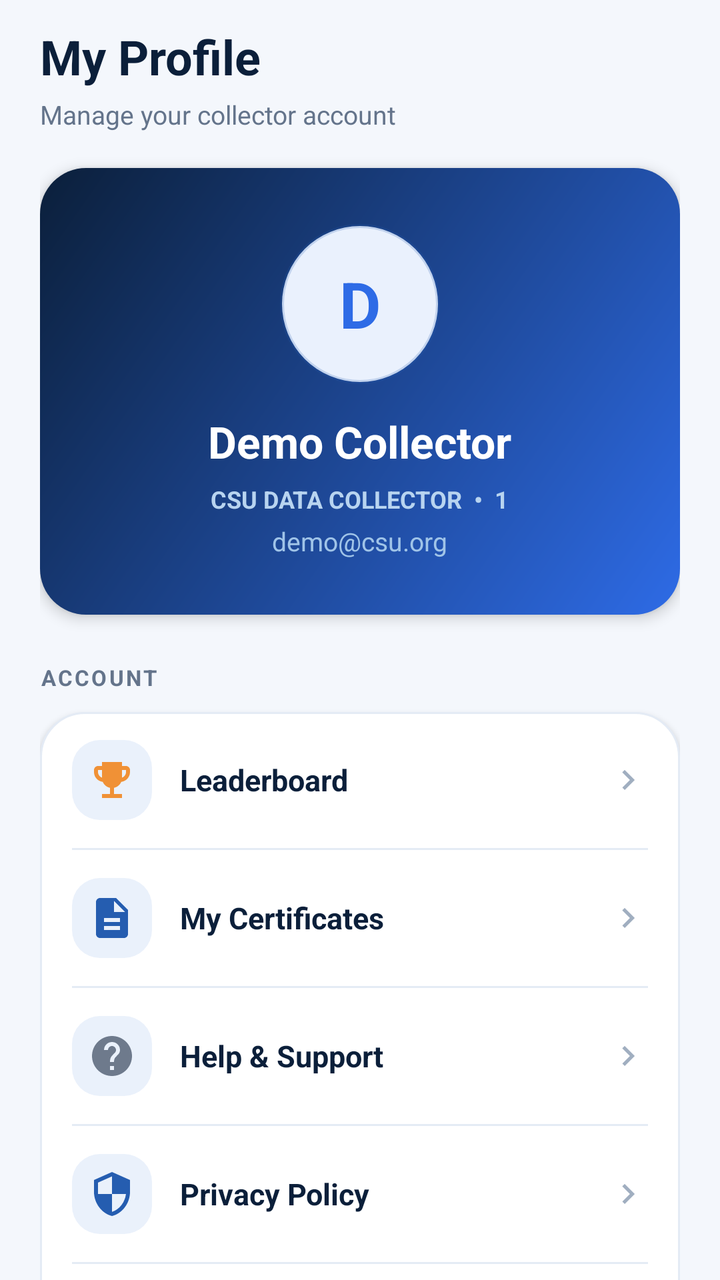
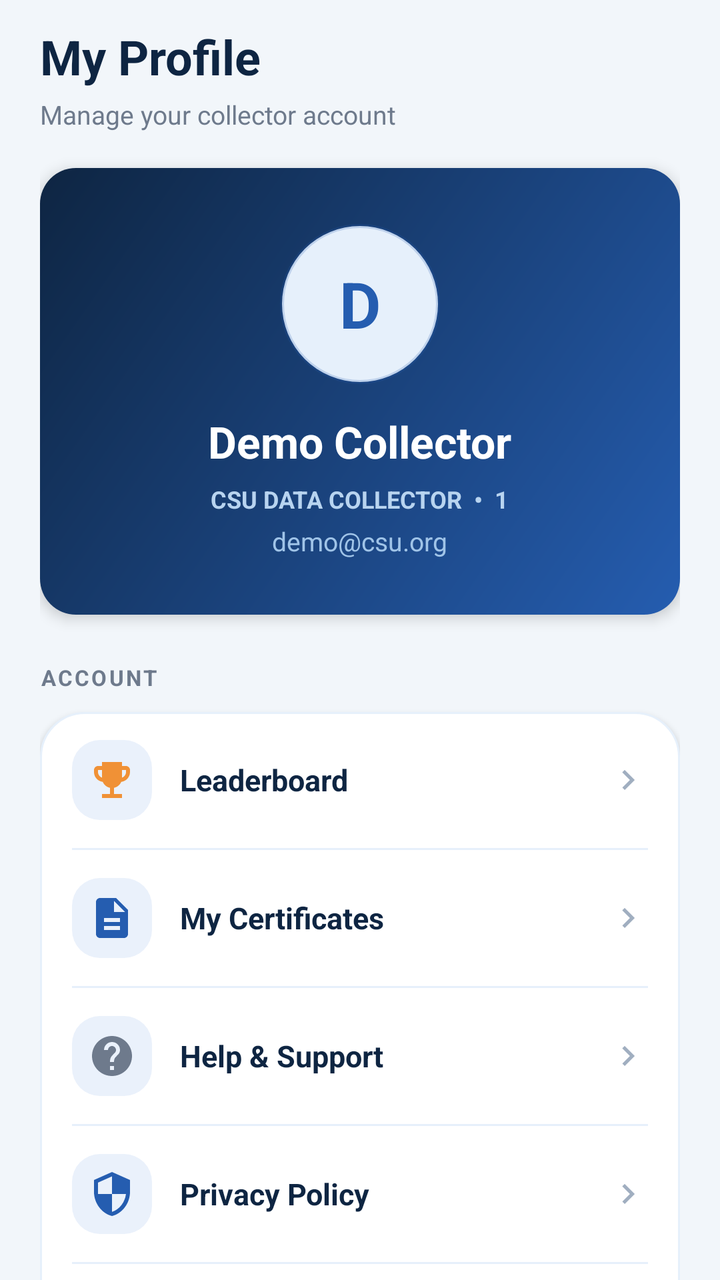

The first picture is an Android layout as it rendered before a commit; the second is the same layout after the commit. The layout source and the unified diff follow.
<!-- AndroidManifest.xml: application theme Theme.CSUCensus -->
<!-- res/layout/fragment_profile.xml -->
<?xml version="1.0" encoding="utf-8"?>
<ScrollView
    xmlns:android="http://schemas.android.com/apk/res/android"
    xmlns:app="http://schemas.android.com/apk/res-auto"
    android:layout_width="match_parent"
    android:layout_height="match_parent"
    android:background="@color/background"
    android:scrollbars="none">

    <LinearLayout
        android:layout_width="match_parent"
        android:layout_height="wrap_content"
        android:orientation="vertical"
        android:paddingHorizontal="20dp"
        android:paddingTop="12dp"
        android:paddingBottom="32dp">

        <TextView
            android:layout_width="wrap_content"
            android:layout_height="wrap_content"
            android:text="My Profile"
            android:textSize="24sp"
            android:textStyle="bold"
            android:textColor="@color/navy" />

        <TextView
            android:layout_width="wrap_content"
            android:layout_height="wrap_content"
            android:text="Manage your collector account"
            android:textSize="13sp"
            android:textColor="@color/muted"
            android:layout_marginTop="4dp" />

        <LinearLayout
            android:layout_width="match_parent"
            android:layout_height="wrap_content"
            android:orientation="vertical"
            android:gravity="center"
            android:background="@drawable/bg_progress_card"
            android:padding="28dp"
            android:layout_marginTop="18dp"
            android:elevation="4dp">

            <TextView
                android:id="@+id/tvProfileAvatar"
                android:layout_width="80dp"
                android:layout_height="80dp"
                android:gravity="center"
                android:text="D"
                android:textColor="@color/blue"
                android:textSize="32sp"
                android:textStyle="bold"
                android:background="@drawable/bg_avatar" />

            <TextView
                android:id="@+id/tvProfileName"
                android:layout_width="wrap_content"
                android:layout_height="wrap_content"
                android:text="Demo Collector"
                android:textSize="22sp"
                android:textStyle="bold"
                android:textColor="@color/white"
                android:layout_marginTop="14dp" />

            <TextView
                android:id="@+id/tvProfileId"
                android:layout_width="wrap_content"
                android:layout_height="wrap_content"
                android:text="CSU DATA COLLECTOR  •  1"
                android:textColor="#B8D4F0"
                android:textSize="12sp"
                android:textStyle="bold"
                android:layout_marginTop="6dp" />

            <TextView
                android:id="@+id/tvProfileEmail"
                android:layout_width="wrap_content"
                android:layout_height="wrap_content"
                android:text="demo@csu.org"
                android:textColor="#A0C4E8"
                android:textSize="13sp"
                android:layout_marginTop="4dp" />
        </LinearLayout>

        <TextView
            android:layout_width="match_parent"
            android:layout_height="wrap_content"
            android:text="ACCOUNT"
            android:textColor="@color/muted"
            android:textSize="11sp"
            android:textStyle="bold"
            android:letterSpacing="0.1"
            android:layout_marginTop="24dp"
            android:layout_marginBottom="10dp" />

        <LinearLayout
            android:layout_width="match_parent"
            android:layout_height="wrap_content"
            android:orientation="vertical"
            android:background="@drawable/bg_card"
            android:elevation="2dp">

            
            <LinearLayout
                android:id="@+id/btnLeaderboardProfile"
                android:layout_width="match_parent"
                android:layout_height="wrap_content"
                android:orientation="horizontal"
                android:gravity="center_vertical"
                android:paddingHorizontal="16dp"
                android:paddingVertical="14dp"
                android:clickable="true"
                android:focusable="true"
                android:background="?attr/selectableItemBackground">

                <ImageView
                    android:layout_width="40dp"
                    android:layout_height="40dp"
                    android:padding="8dp"
                    android:src="@drawable/ic_profile_trophy"
                    android:background="@drawable/bg_icon_soft"
                    android:scaleType="centerInside"
                    android:contentDescription="Leaderboard" />

                <TextView
                    android:layout_width="0dp"
                    android:layout_height="wrap_content"
                    android:layout_weight="1"
                    android:text="Leaderboard"
                    android:textColor="@color/navy"
                    android:textStyle="bold"
                    android:textSize="15sp"
                    android:layout_marginStart="14dp" />

                <ImageView
                    android:layout_width="20dp"
                    android:layout_height="20dp"
                    android:src="@drawable/ic_chevron"
                    android:contentDescription="Go" />
            </LinearLayout>

            <View android:layout_width="match_parent" android:layout_height="1dp"
                android:background="@color/line" android:layout_marginHorizontal="16dp" />

            
            <LinearLayout
                android:id="@+id/btnCertificates"
                android:layout_width="match_parent"
                android:layout_height="wrap_content"
                android:orientation="horizontal"
                android:gravity="center_vertical"
                android:paddingHorizontal="16dp"
                android:paddingVertical="14dp"
                android:clickable="true"
                android:focusable="true"
                android:background="?attr/selectableItemBackground">

                <ImageView
                    android:layout_width="40dp"
                    android:layout_height="40dp"
                    android:padding="8dp"
                    android:src="@drawable/ic_profile_cert"
                    android:background="@drawable/bg_icon_soft"
                    android:scaleType="centerInside"
                    android:contentDescription="Certificates" />

                <TextView
                    android:layout_width="0dp"
                    android:layout_height="wrap_content"
                    android:layout_weight="1"
                    android:text="My Certificates"
                    android:textColor="@color/navy"
                    android:textStyle="bold"
                    android:textSize="15sp"
                    android:layout_marginStart="14dp" />

                <ImageView
                    android:layout_width="20dp"
                    android:layout_height="20dp"
                    android:src="@drawable/ic_chevron"
                    android:contentDescription="Go" />
            </LinearLayout>

            <View android:layout_width="match_parent" android:layout_height="1dp"
                android:background="@color/line" android:layout_marginHorizontal="16dp" />

            
            <LinearLayout
                android:id="@+id/btnHelp"
                android:layout_width="match_parent"
                android:layout_height="wrap_content"
                android:orientation="horizontal"
                android:gravity="center_vertical"
                android:paddingHorizontal="16dp"
                android:paddingVertical="14dp"
                android:clickable="true"
                android:focusable="true"
                android:background="?attr/selectableItemBackground">

                <ImageView
                    android:layout_width="40dp"
                    android:layout_height="40dp"
                    android:padding="8dp"
                    android:src="@drawable/ic_profile_help"
                    android:background="@drawable/bg_icon_soft"
                    android:scaleType="centerInside"
                    android:contentDescription="Help" />

                <TextView
                    android:layout_width="0dp"
                    android:layout_height="wrap_content"
                    android:layout_weight="1"
                    android:text="Help &amp; Support"
                    android:textColor="@color/navy"
                    android:textStyle="bold"
                    android:textSize="15sp"
                    android:layout_marginStart="14dp" />

                <ImageView
                    android:layout_width="20dp"
                    android:layout_height="20dp"
                    android:src="@drawable/ic_chevron"
                    android:contentDescription="Go" />
            </LinearLayout>

            <View android:layout_width="match_parent" android:layout_height="1dp"
                android:background="@color/line" android:layout_marginHorizontal="16dp" />

            
            <LinearLayout
                android:id="@+id/btnPrivacy"
                android:layout_width="match_parent"
                android:layout_height="wrap_content"
                android:orientation="horizontal"
                android:gravity="center_vertical"
                android:paddingHorizontal="16dp"
                android:paddingVertical="14dp"
                android:clickable="true"
                android:focusable="true"
                android:background="?attr/selectableItemBackground">

                <ImageView
                    android:layout_width="40dp"
                    android:layout_height="40dp"
                    android:padding="8dp"
                    android:src="@drawable/ic_profile_privacy"
                    android:background="@drawable/bg_icon_soft"
                    android:scaleType="centerInside"
                    android:contentDescription="Privacy" />

                <TextView
                    android:layout_width="0dp"
                    android:layout_height="wrap_content"
                    android:layout_weight="1"
                    android:text="Privacy Policy"
                    android:textColor="@color/navy"
                    android:textStyle="bold"
                    android:textSize="15sp"
                    android:layout_marginStart="14dp" />

                <ImageView
                    android:layout_width="20dp"
                    android:layout_height="20dp"
                    android:src="@drawable/ic_chevron"
                    android:contentDescription="Go" />
            </LinearLayout>

            <View android:layout_width="match_parent" android:layout_height="1dp"
                android:background="@color/line" android:layout_marginHorizontal="16dp" />

            
            <LinearLayout
                android:id="@+id/btnAppInfo"
                android:layout_width="match_parent"
                android:layout_height="wrap_content"
                android:orientation="horizontal"
                android:gravity="center_vertical"
                android:paddingHorizontal="16dp"
                android:paddingVertical="14dp"
                android:clickable="true"
                android:focusable="true"
                android:background="?attr/selectableItemBackground">

                <ImageView
                    android:layout_width="40dp"
                    android:layout_height="40dp"
                    android:padding="8dp"
                    android:src="@drawable/ic_profile_info"
                    android:background="@drawable/bg_icon_soft"
                    android:scaleType="centerInside"
                    android:contentDescription="App Info" />

                <TextView
                    android:layout_width="0dp"
                    android:layout_height="wrap_content"
                    android:layout_weight="1"
                    android:text="App Information"
                    android:textColor="@color/navy"
                    android:textStyle="bold"
                    android:textSize="15sp"
                    android:layout_marginStart="14dp" />

                <ImageView
                    android:layout_width="20dp"
                    android:layout_height="20dp"
                    android:src="@drawable/ic_chevron"
                    android:contentDescription="Go" />
            </LinearLayout>
        </LinearLayout>

        <com.google.android.material.button.MaterialButton
            android:id="@+id/btnSignOut"
            android:layout_width="match_parent"
            android:layout_height="54dp"
            android:text="Sign Out"
            android:textAllCaps="false"
            android:textSize="16sp"
            android:textStyle="bold"
            android:textColor="@color/red"
            android:layout_marginTop="28dp"
            app:backgroundTint="@color/soft_red"
            app:cornerRadius="14dp"
            app:strokeColor="@color/red"
            app:strokeWidth="1.5dp"
            style="@style/Widget.MaterialComponents.Button.OutlinedButton" />

    </LinearLayout>
</ScrollView>
<!-- resources referenced by this layout -->
<resources>
  <color name="background">#F4F7FC</color>
  <color name="blue">#2E6BE6</color>
  <color name="line">#E4EBF5</color>
  <color name="muted">#64748B</color>
  <color name="navy">#0B1F3A</color>
  <color name="red">#DC5A6E</color>
  <color name="soft_red">#FCE8EC</color>
  <color name="white">#FFFFFF</color>
  <!-- drawable bg_avatar (drawable) -->
  <?xml version="1.0" encoding="utf-8"?>
  <shape xmlns:android="http://schemas.android.com/apk/res/android" android:shape="oval">
      <solid android:color="@color/light_blue" />
      <stroke android:width="2dp" android:color="#33255DB0" />
  </shape>
  <!-- drawable bg_card (drawable) -->
  <?xml version="1.0" encoding="utf-8"?>
  <shape xmlns:android="http://schemas.android.com/apk/res/android">
      <solid android:color="@color/white" />
      <corners android:radius="22dp" />
      <stroke android:width="1dp" android:color="@color/line" />
  </shape>
  <!-- drawable bg_icon_soft (drawable) -->
  <?xml version="1.0" encoding="utf-8"?>
  <shape xmlns:android="http://schemas.android.com/apk/res/android">
      <solid android:color="#EAF1FB" />
      <corners android:radius="14dp" />
  </shape>
  <!-- drawable bg_progress_card (drawable) -->
  <?xml version="1.0" encoding="utf-8"?>
  <shape xmlns:android="http://schemas.android.com/apk/res/android">
      <gradient
          android:startColor="@color/progress_start"
          android:endColor="@color/progress_end"
          android:angle="135" />
      <corners android:radius="23dp" />
  </shape>
  <!-- drawable ic_chevron (drawable) -->
  <?xml version="1.0" encoding="utf-8"?>
  <vector xmlns:android="http://schemas.android.com/apk/res/android"
      android:width="20dp" android:height="20dp"
      android:viewportWidth="24" android:viewportHeight="24">
      <path android:fillColor="#A0AEC0"
          android:pathData="M10,6L8.59,7.41 13.17,12l-4.58,4.59L10,18l6,-6z"/>
  </vector>
  <!-- drawable ic_profile_cert (drawable) -->
  <?xml version="1.0" encoding="utf-8"?>
  <vector xmlns:android="http://schemas.android.com/apk/res/android"
      android:width="24dp" android:height="24dp"
      android:viewportWidth="24" android:viewportHeight="24">
      <path android:fillColor="#255DB0"
          android:pathData="M14,2H6c-1.1,0 -2,0.9 -2,2v16c0,1.1 0.9,2 2,2h12c1.1,0 2,-0.9 2,-2V8l-6,-6zM16,18H8v-2h8v2zM16,14H8v-2h8v2zM13,9V3.5L18.5,9H13z"/>
  </vector>
  <!-- drawable ic_profile_info (drawable) -->
  <?xml version="1.0" encoding="utf-8"?>
  <vector xmlns:android="http://schemas.android.com/apk/res/android"
      android:width="24dp" android:height="24dp"
      android:viewportWidth="24" android:viewportHeight="24">
      <path android:fillColor="#6E7A8C"
          android:pathData="M12,2C6.48,2 2,6.48 2,12s4.48,10 10,10 10,-4.48 10,-10S17.52,2 12,2zM13,17h-2v-6h2v6zM13,9h-2V7h2v2z"/>
  </vector>
  <!-- drawable ic_profile_privacy (drawable) -->
  <?xml version="1.0" encoding="utf-8"?>
  <vector xmlns:android="http://schemas.android.com/apk/res/android"
      android:width="24dp" android:height="24dp"
      android:viewportWidth="24" android:viewportHeight="24">
      <path android:fillColor="#255DB0"
          android:pathData="M12,1L3,5v6c0,5.55 3.84,10.74 9,12 5.16,-1.26 9,-6.45 9,-12V5l-9,-4zM12,11.99h7c-0.53,4.12 -3.28,7.79 -7,8.94V12H5V6.3l7,-3.11v8.8z"/>
  </vector>
  <color name="light_blue">#EAF1FD</color>
  <color name="progress_start">#2E6BE6</color>
  <color name="progress_end">#0B1F3A</color>
  <color name="blue_dark">#1B4DB3</color>
  <color name="green">#1FA971</color>
  <!-- unchanged entries left out for length: 3 -->
</resources>

<!-- the commit's change to res/layout/fragment_profile.xml (unified diff, before → after) -->
@@ -100,7 +100,6 @@
             android:background="@drawable/bg_card"
             android:elevation="2dp">
 
-            
             <LinearLayout
                 android:id="@+id/btnLeaderboardProfile"
                 android:layout_width="match_parent"
@@ -139,10 +138,12 @@
                     android:contentDescription="Go" />
             </LinearLayout>
 
-            <View android:layout_width="match_parent" android:layout_height="1dp"
-                android:background="@color/line" android:layout_marginHorizontal="16dp" />
-
-            
+            <View
+                android:layout_width="match_parent"
+                android:layout_height="1dp"
+                android:background="@color/line"
+                android:layout_marginHorizontal="16dp" />
+
             <LinearLayout
                 android:id="@+id/btnCertificates"
                 android:layout_width="match_parent"
@@ -181,10 +182,12 @@
                     android:contentDescription="Go" />
             </LinearLayout>
 
-            <View android:layout_width="match_parent" android:layout_height="1dp"
-                android:background="@color/line" android:layout_marginHorizontal="16dp" />
-
-            
+            <View
+                android:layout_width="match_parent"
+                android:layout_height="1dp"
+                android:background="@color/line"
+                android:layout_marginHorizontal="16dp" />
+
             <LinearLayout
                 android:id="@+id/btnHelp"
                 android:layout_width="match_parent"
@@ -223,10 +226,12 @@
                     android:contentDescription="Go" />
             </LinearLayout>
 
-            <View android:layout_width="match_parent" android:layout_height="1dp"
-                android:background="@color/line" android:layout_marginHorizontal="16dp" />
-
-            
+            <View
+                android:layout_width="match_parent"
+                android:layout_height="1dp"
+                android:background="@color/line"
+                android:layout_marginHorizontal="16dp" />
+
             <LinearLayout
                 android:id="@+id/btnPrivacy"
                 android:layout_width="match_parent"
@@ -265,10 +270,12 @@
                     android:contentDescription="Go" />
             </LinearLayout>
 
-            <View android:layout_width="match_parent" android:layout_height="1dp"
-                android:background="@color/line" android:layout_marginHorizontal="16dp" />
-
-            
+            <View
+                android:layout_width="match_parent"
+                android:layout_height="1dp"
+                android:background="@color/line"
+                android:layout_marginHorizontal="16dp" />
+
             <LinearLayout
                 android:id="@+id/btnAppInfo"
                 android:layout_width="match_parent"
@@ -323,6 +330,5 @@
             app:strokeColor="@color/red"
             app:strokeWidth="1.5dp"
             style="@style/Widget.MaterialComponents.Button.OutlinedButton" />
-
     </LinearLayout>
 </ScrollView>
<!-- resource entries referenced after the edit -->
@@ -1,11 +1,11 @@
 <!-- resources referenced by this layout -->
 <resources>
-  <color name="background">#F4F7FC</color>
-  <color name="blue">#2E6BE6</color>
-  <color name="line">#E4EBF5</color>
-  <color name="muted">#64748B</color>
-  <color name="navy">#0B1F3A</color>
-  <color name="red">#DC5A6E</color>
+  <color name="background">#F2F6FA</color>
+  <color name="blue">#255DB0</color>
+  <color name="line">#E6F0FB</color>
+  <color name="muted">#6E7A8C</color>
+  <color name="navy">#0E2542</color>
+  <color name="red">#D95368</color>
   <color name="soft_red">#FCE8EC</color>
   <color name="white">#FFFFFF</color>
   <!-- drawable bg_avatar (drawable) -->
@@ -29,12 +29,12 @@
   </shape>
   <!-- drawable bg_progress_card (drawable) -->
   <?xml version="1.0" encoding="utf-8"?>
-  <shape xmlns:android="http://schemas.android.com/apk/res/android">
+  <shape xmlns:android="http://schemas.android.com/apk/res/android" android:shape="rectangle">
       <gradient
-          android:startColor="@color/progress_start"
-          android:endColor="@color/progress_end"
+          android:startColor="@color/blue"
+          android:endColor="@color/navy"
           android:angle="135" />
-      <corners android:radius="23dp" />
+      <corners android:radius="18dp" />
   </shape>
   <!-- drawable ic_chevron (drawable) -->
   <?xml version="1.0" encoding="utf-8"?>
@@ -68,11 +68,9 @@
       <path android:fillColor="#255DB0"
           android:pathData="M12,1L3,5v6c0,5.55 3.84,10.74 9,12 5.16,-1.26 9,-6.45 9,-12V5l-9,-4zM12,11.99h7c-0.53,4.12 -3.28,7.79 -7,8.94V12H5V6.3l7,-3.11v8.8z"/>
   </vector>
-  <color name="light_blue">#EAF1FD</color>
-  <color name="progress_start">#2E6BE6</color>
-  <color name="progress_end">#0B1F3A</color>
-  <color name="blue_dark">#1B4DB3</color>
-  <color name="green">#1FA971</color>
+  <color name="light_blue">#E6F0FB</color>
+  <color name="blue_dark">#1E4A8C</color>
+  <color name="green">#2A966B</color>
   <!-- unchanged entries left out for length: 3 -->
 </resources>
 
